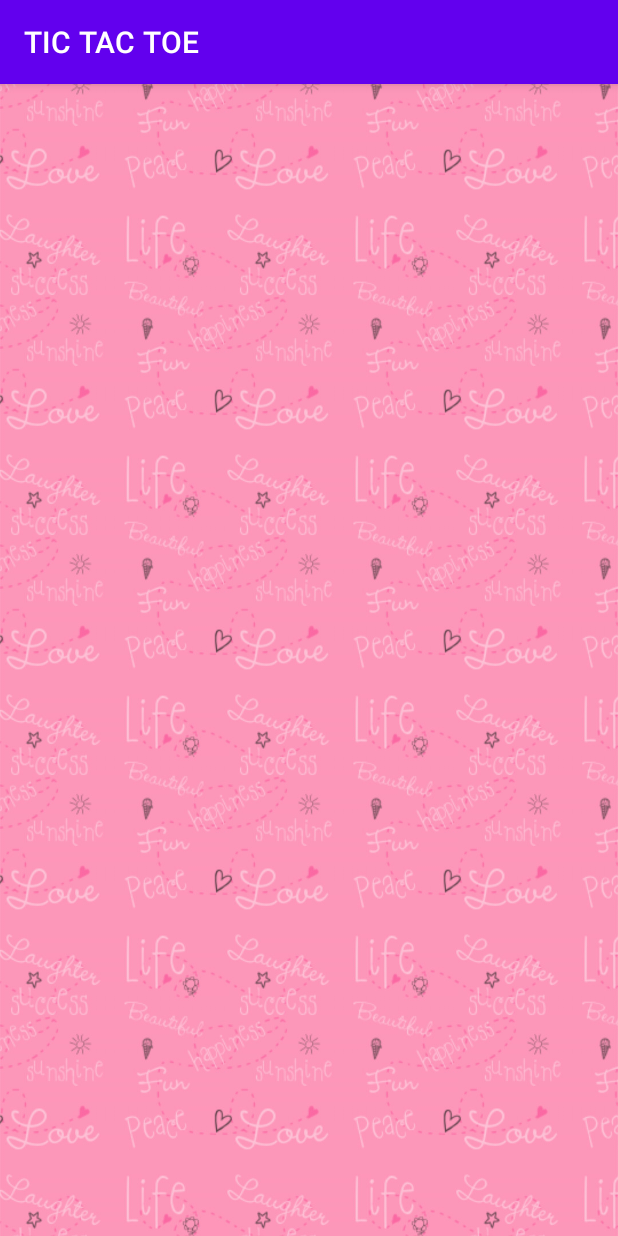
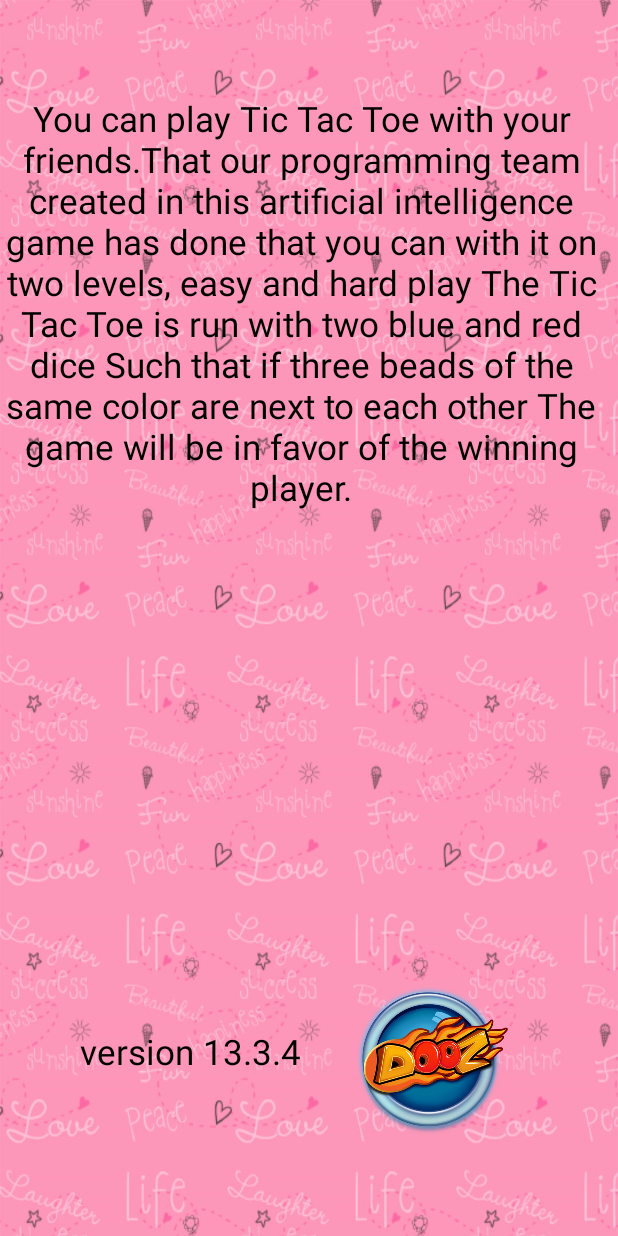
Before and after one commit to NARI1108/TIC-TAC-TOE, an Android app: the guide_Game screen opened directly, with no data from a screen before it, on a phone screen of 412 x 824 dp. Run offline under Robolectric (Android 15) with nearby library versions, the phone set to English and light mode, and no system bars.

Commit message:
Creating the content of the game guide, such as enlarging the image and writing the guide text, writing the game version and putting the game icon.

```diff
--- a/app/src/main/AndroidManifest.xml
+++ b/app/src/main/AndroidManifest.xml
@@ -15,6 +15,7 @@
             android:name=".contact_us"
             android:exported="false" />
         <activity
+            android:theme="@style/fullScreen"
             android:name=".guide_Game"
             android:exported="false" />
         <activity
--- a/app/src/main/res/layout/activity_guide_game.xml
+++ b/app/src/main/res/layout/activity_guide_game.xml
@@ -7,4 +7,43 @@
     tools:context=".guide_Game"
     android:background="@drawable/img_1">
 
+    <TextView
+        android:id="@+id/textView"
+        android:layout_width="401dp"
+        android:layout_height="328dp"
+        android:gravity="center"
+        android:text="@string/guide_game.txt"
+        android:textColor="@color/black"
+        android:textSize="23sp"
+        app:layout_constraintBottom_toBottomOf="parent"
+        app:layout_constraintEnd_toEndOf="parent"
+        app:layout_constraintHorizontal_bias="0.0"
+        app:layout_constraintStart_toStartOf="parent"
+        app:layout_constraintTop_toTopOf="parent"
+        app:layout_constraintVertical_bias="0.076" />
+
+    <ImageView
+        android:layout_width="101dp"
+        android:layout_height="127dp"
+        app:layout_constraintBottom_toBottomOf="parent"
+        app:layout_constraintEnd_toEndOf="parent"
+        app:layout_constraintHorizontal_bias="0.764"
+        app:layout_constraintStart_toStartOf="parent"
+        app:layout_constraintTop_toTopOf="parent"
+        app:layout_constraintVertical_bias="0.923"
+        app:srcCompat="@drawable/img" />
+
+    <TextView
+        android:layout_width="178dp"
+        android:layout_height="37dp"
+        android:gravity="center"
+        android:text="version 13.3.4"
+        android:textColor="@color/black"
+        android:textSize="23sp"
+        app:layout_constraintBottom_toBottomOf="parent"
+        app:layout_constraintEnd_toEndOf="parent"
+        app:layout_constraintHorizontal_bias="0.163"
+        app:layout_constraintStart_toStartOf="parent"
+        app:layout_constraintTop_toTopOf="parent"
+        app:layout_constraintVertical_bias="0.868" />
 </androidx.constraintlayout.widget.ConstraintLayout>
--- a/app/src/main/res/values/strings.xml
+++ b/app/src/main/res/values/strings.xml
@@ -6,4 +6,11 @@
     <string name="contact_us">contact Us</string>
     <string name="exit">Exit</string>
     <string name="guide_game">guide game</string>
+    <string name="guide_game.txt">
+        You can play Tic Tac Toe with your friends.That our programming team
+        created in this artificial intelligence game has done that you can with
+        it on two levels, easy and hard play The Tic Tac Toe is run with two blue
+        and red dice Such that if three beads of the same color are next to each
+        other The game will be in favor of the winning player.
+    </string>
 </resources>
```
